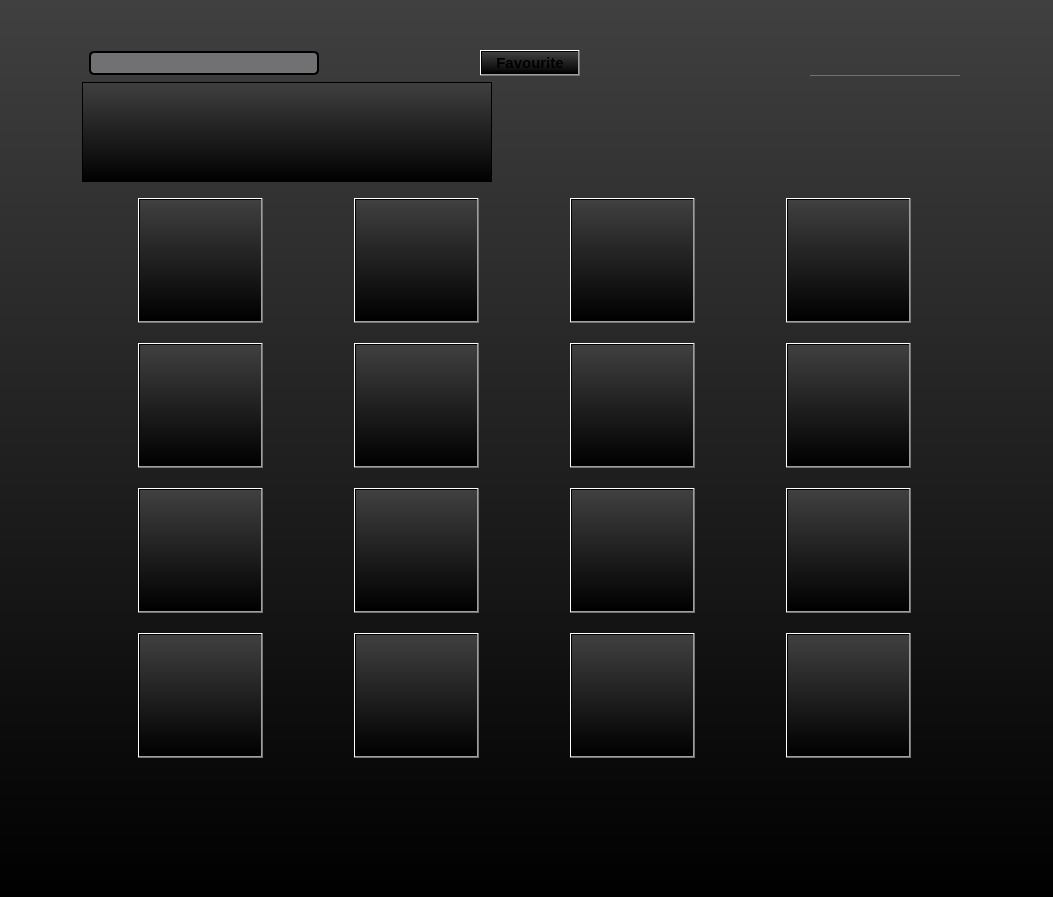
This is mainwindow.ui in Texvss/Spotify_project as Qt 5 draws it before an edit. The edited form follows.
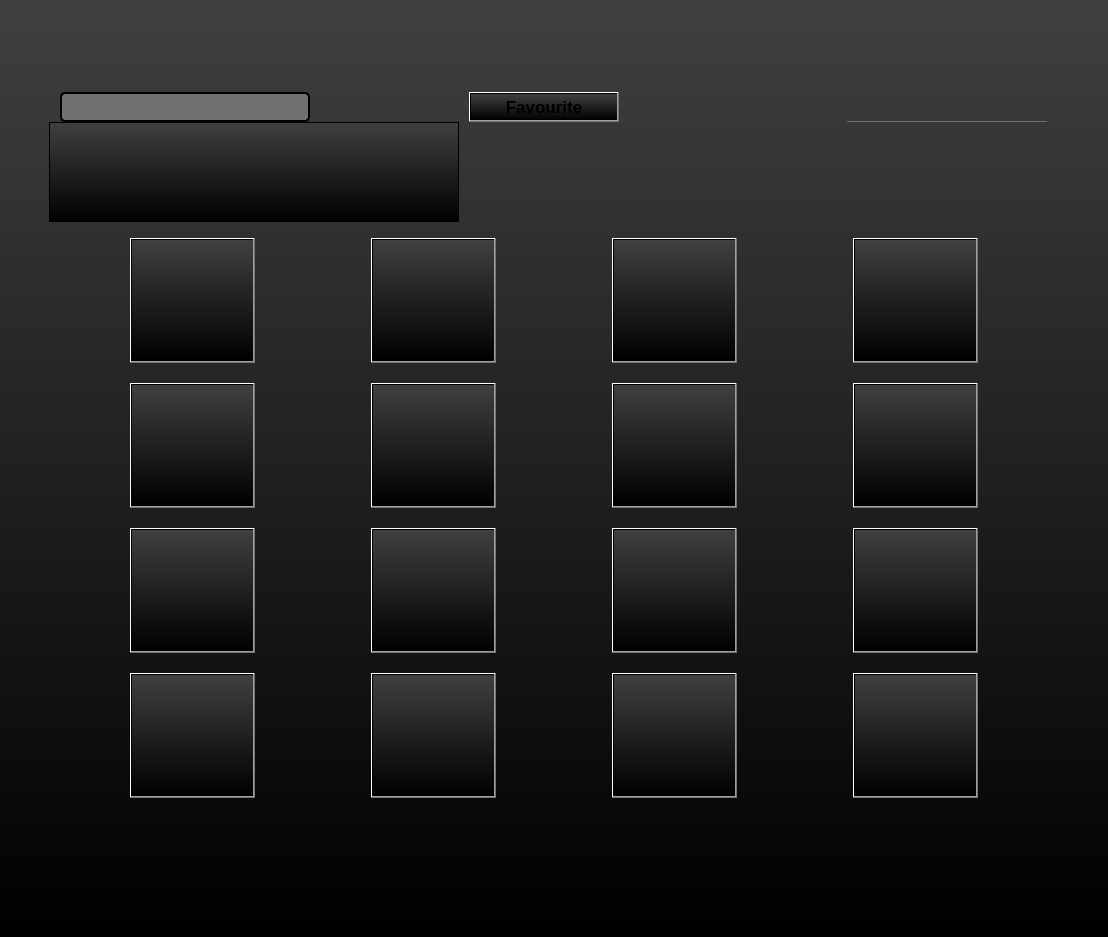
This is the edited form. Icons and pictures are not drawn.

Patch:
```diff
--- a/mainwindow.ui
+++ b/mainwindow.ui
@@ -6,8 +6,8 @@
    <rect>
     <x>0</x>
     <y>0</y>
-    <width>1053</width>
-    <height>897</height>
+    <width>1054</width>
+    <height>937</height>
    </rect>
   </property>
   <property name="windowTitle">
@@ -21,7 +21,7 @@
     <item>
      <spacer name="horizontalSpacer_6">
       <property name="orientation">
-       <enum>Qt::Orientation::Horizontal</enum>
+       <enum>Qt::Vertical</enum>
       </property>
       <property name="sizeType">
        <enum>QSizePolicy::Policy::Fixed</enum>
@@ -41,7 +41,7 @@
         <item>
          <spacer name="horizontalSpacer">
           <property name="orientation">
-           <enum>Qt::Orientation::Horizontal</enum>
+           <enum>Qt::Vertical</enum>
           </property>
           <property name="sizeType">
            <enum>QSizePolicy::Policy::Fixed</enum>
@@ -56,6 +56,9 @@
         </item>
         <item>
          <layout class="QVBoxLayout" name="verticalLayout">
+          <property name="spacing">
+           <number>-1</number>
+          </property>
           <item>
            <spacer name="verticalSpacer">
             <property name="orientation">
@@ -71,8 +74,14 @@
           </item>
           <item>
            <layout class="QVBoxLayout" name="verticalLayout_3">
+            <property name="spacing">
+             <number>-1</number>
+            </property>
             <item>
              <layout class="QVBoxLayout" name="verticalLayout_2">
+              <property name="spacing">
+               <number>0</number>
+              </property>
               <item>
                <layout class="QHBoxLayout" name="horizontalLayout_2">
                 <item>
@@ -80,18 +89,18 @@
                   <property name="minimumSize">
                    <size>
                     <width>230</width>
-                    <height>0</height>
+                    <height>30</height>
                    </size>
                   </property>
                   <property name="maximumSize">
                    <size>
-                    <width>230</width>
-                    <height>16777215</height>
+                    <width>250</width>
+                    <height>50</height>
                    </size>
                   </property>
                   <property name="font">
                    <font>
-                    <pointsize>11</pointsize>
+                    <pointsize>13</pointsize>
                    </font>
                   </property>
                   <property name="styleSheet">
@@ -110,7 +119,7 @@
                 <item>
                  <spacer name="horizontalSpacer_3">
                   <property name="orientation">
-                   <enum>Qt::Orientation::Horizontal</enum>
+                   <enum>Qt::Vertical</enum>
                   </property>
                   <property name="sizeType">
                    <enum>QSizePolicy::Policy::Fixed</enum>
@@ -127,19 +136,19 @@
                  <widget class="QPushButton" name="likedButton">
                   <property name="minimumSize">
                    <size>
-                    <width>40</width>
-                    <height>0</height>
+                    <width>70</width>
+                    <height>30</height>
                    </size>
                   </property>
                   <property name="maximumSize">
                    <size>
-                    <width>100</width>
-                    <height>16777215</height>
+                    <width>150</width>
+                    <height>30</height>
                    </size>
                   </property>
                   <property name="font">
                    <font>
-                    <pointsize>11</pointsize>
+                    <pointsize>13</pointsize>
                     <bold>true</bold>
                    </font>
                   </property>
@@ -151,7 +160,7 @@
                 <item>
                  <spacer name="horizontalSpacer_4">
                   <property name="orientation">
-                   <enum>Qt::Orientation::Horizontal</enum>
+                   <enum>Qt::Vertical</enum>
                   </property>
                   <property name="sizeType">
                    <enum>QSizePolicy::Policy::Fixed</enum>
@@ -169,13 +178,13 @@
                   <property name="minimumSize">
                    <size>
                     <width>150</width>
-                    <height>0</height>
+                    <height>30</height>
                    </size>
                   </property>
                   <property name="maximumSize">
                    <size>
-                    <width>150</width>
-                    <height>16777215</height>
+                    <width>200</width>
+                    <height>30</height>
                    </size>
                   </property>
                   <property name="styleSheet">
@@ -188,14 +197,14 @@
                    <string/>
                   </property>
                   <property name="textFormat">
-                   <enum>Qt::TextFormat::RichText</enum>
+                   <enum>Qt::PlainText</enum>
                   </property>
                  </widget>
                 </item>
                 <item>
                  <spacer name="horizontalSpacer_8">
                   <property name="orientation">
-                   <enum>Qt::Orientation::Horizontal</enum>
+                   <enum>Qt::Vertical</enum>
                   </property>
                   <property name="sizeType">
                    <enum>QSizePolicy::Policy::Fixed</enum>
@@ -212,6 +221,9 @@
               </item>
               <item>
                <layout class="QHBoxLayout" name="horizontalLayout_3">
+                <property name="spacing">
+                 <number>-1</number>
+                </property>
                 <item>
                  <widget class="QListView" name="searchList">
                   <property name="minimumSize">
@@ -258,14 +270,14 @@
                 <item>
                  <spacer name="horizontalSpacer_5">
                   <property name="orientation">
-                   <enum>Qt::Orientation::Horizontal</enum>
+                   <enum>Qt::Vertical</enum>
                   </property>
                   <property name="sizeType">
                    <enum>QSizePolicy::Policy::Fixed</enum>
                   </property>
                   <property name="sizeHint" stdset="0">
                    <size>
-                    <width>478</width>
+                    <width>600</width>
                     <height>20</height>
                    </size>
                   </property>
@@ -298,7 +310,7 @@
         <item>
          <spacer name="horizontalSpacer_2">
           <property name="orientation">
-           <enum>Qt::Orientation::Horizontal</enum>
+           <enum>Qt::Vertical</enum>
           </property>
           <property name="sizeType">
            <enum>QSizePolicy::Policy::Fixed</enum>
@@ -316,7 +328,7 @@
       <item>
        <layout class="QGridLayout" name="gridLayout_2">
         <property name="sizeConstraint">
-         <enum>QLayout::SizeConstraint::SetMinimumSize</enum>
+         <enum>QLayout::SetDefaultConstraint</enum>
         </property>
         <property name="topMargin">
          <number>10</number>
@@ -887,7 +899,7 @@
     <item>
      <spacer name="horizontalSpacer_7">
       <property name="orientation">
-       <enum>Qt::Orientation::Horizontal</enum>
+       <enum>Qt::Vertical</enum>
       </property>
       <property name="sizeType">
        <enum>QSizePolicy::Policy::Fixed</enum>
```
Left out of the diff: 40 changed lines with no effect on the pictures.
